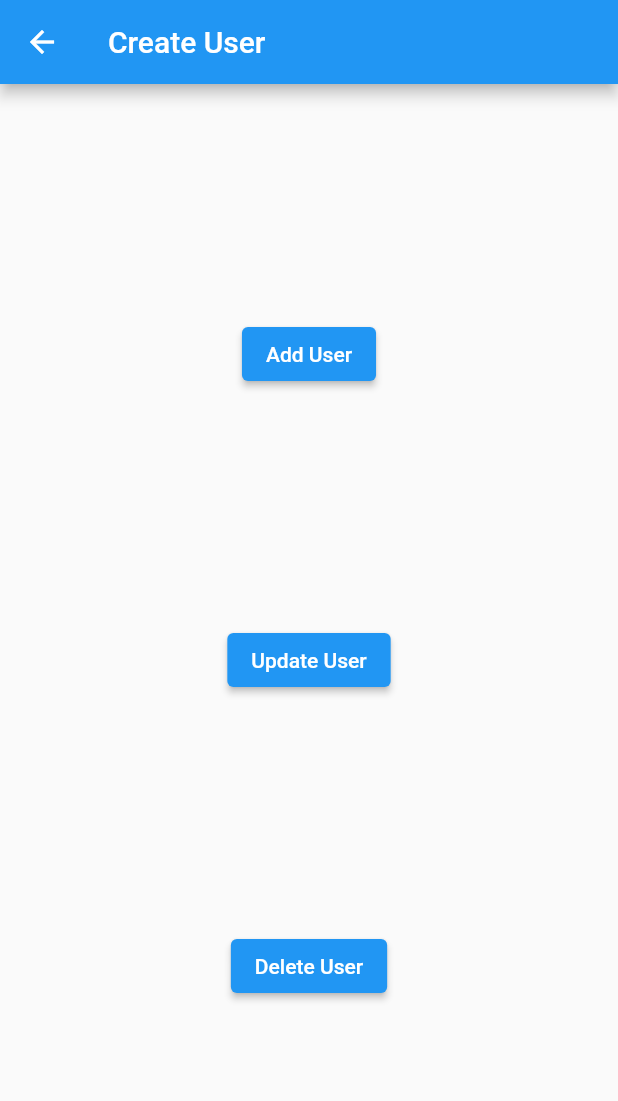
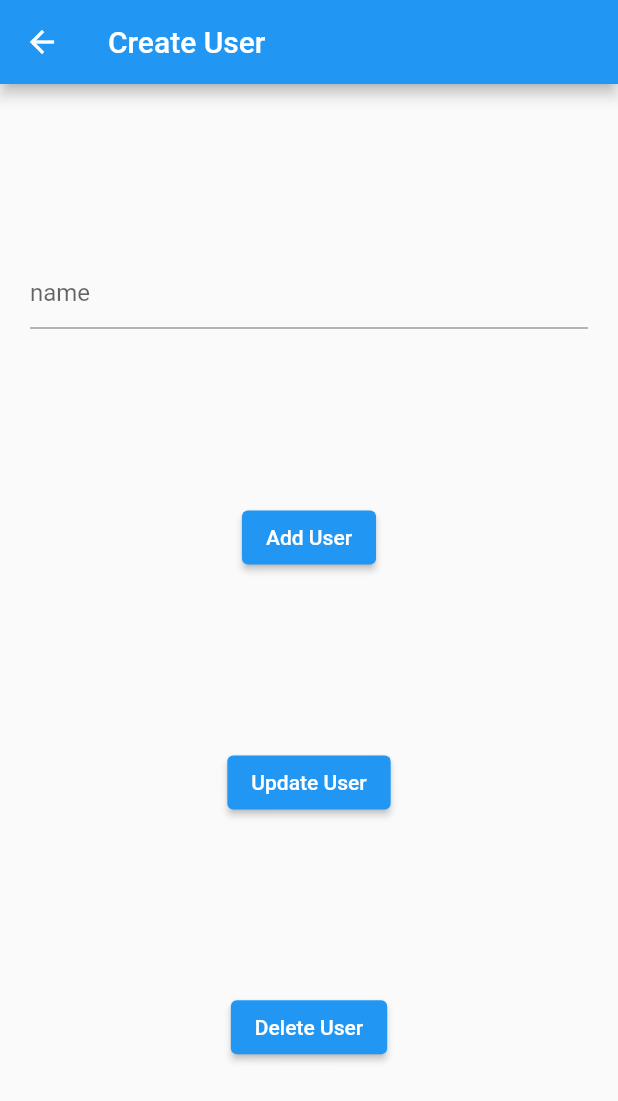
Before and after one commit to DiftaFitrahul/CRUD-firestore-authentication-riverpod, a Flutter app: the screen it shows once a user with an empty profile is signed in, after a tap on "go to create user page", on a phone screen of 412 x 824 dp. Shown: the top 1101 px of the screen. Run offline on Flutter 3.47's test engine with Material 2 defaults, Android fonts, the light colour scheme and no system bars; our stand-ins replace cloud_firestore, firebase_auth, firebase_core, flutter_riverpod; accounts and stored records are empty.

Commit message:
feat: finish read data from firestore

```diff
--- a/lib/page/createuser_page.dart
+++ b/lib/page/createuser_page.dart
@@ -1,3 +1,4 @@
+import 'package:cloud_firestore/cloud_firestore.dart';
 import 'package:firestore_auth_riverpod/provider/auth/authentication_provider.dart';
 import 'package:firestore_auth_riverpod/provider/crud/crud_provider.dart';
 import 'package:flutter/material.dart';
@@ -11,22 +12,37 @@ class CreatePage extends ConsumerStatefulWidget {
 }
 
 class _CreatePageState extends ConsumerState<CreatePage> {
-  Map<String, dynamic> data = {
-    'name': 'difta fitrahul',
-    'school': 'senior high school',
-    'age': 17
-  };
+  final _name = TextEditingController();
+  @override
+  void dispose() {
+    _name.dispose();
+    super.dispose();
+  }
 
   @override
   Widget build(BuildContext context) {
+    Map<String, dynamic> data = {
+      'name': 'difta fitrahul',
+      'age': 18,
+      'date': FieldValue.serverTimestamp(),
+      'university': 'institute teknologi bandung'
+    };
     return Scaffold(
       appBar: AppBar(title: const Text('Create User')),
       body: Center(
         child: Column(
           mainAxisAlignment: MainAxisAlignment.spaceEvenly,
           children: [
+            Padding(
+              padding: const EdgeInsets.symmetric(horizontal: 20),
+              child: TextField(
+                controller: _name,
+                decoration: const InputDecoration(hintText: "name"),
+              ),
+            ),
             ElevatedButton(
                 onPressed: () {
+                  data['name'] = _name.text;
                   ref
                       .read(crudFirestoreProvider)
                       .addData(ref.watch(streamUser).value!.uid, data)
--- a/lib/page/home_page.dart
+++ b/lib/page/home_page.dart
@@ -1,5 +1,6 @@
 import 'package:firestore_auth_riverpod/page/createuser_page.dart';
 import 'package:firestore_auth_riverpod/provider/auth/authentication_provider.dart';
+import 'package:firestore_auth_riverpod/provider/crud/crud_provider.dart';
 import 'package:flutter/material.dart';
 import 'package:flutter/src/widgets/framework.dart';
 import 'package:flutter/src/widgets/placeholder.dart';
@@ -23,6 +24,17 @@ class HomePage extends ConsumerWidget {
         child: Column(
           mainAxisAlignment: MainAxisAlignment.center,
           children: [
+            ref.watch(readDataProvider(ref.watch(streamUser).value!.uid)).when(
+                data: (data) => SizedBox(
+                      height: 400,
+                      child: ListView.builder(
+                        itemCount: data.length,
+                        itemBuilder: (context, index) =>
+                            Text(data[index].keys.toString() ?? ''),
+                      ),
+                    ),
+                error: (error, stackTrace) => Text('data'),
+                loading: () => const CircularProgressIndicator()),
             TextButton(
                 onPressed: () {
                   Navigator.push(
--- a/lib/provider/crud/crud_provider.dart
+++ b/lib/provider/crud/crud_provider.dart
@@ -11,7 +11,8 @@ class CrudOperation {
           .collection('users')
           .doc(userId)
           .collection('dataUser')
-          .add(dataUser)
+          .doc()
+          .set(dataUser)
           .onError((error, stackTrace) => (throw error.toString()));
     } catch (e) {
       rethrow;
@@ -46,8 +47,30 @@ class CrudOperation {
       rethrow;
     }
   }
+
+  Future<List<Map<String, dynamic>>> getData(String userId) async {
+    try {
+      final data = await db
+          .collection('users')
+          .doc(userId)
+          .collection('dataUser')
+          .orderBy('date', descending: true)
+          .get()
+          .then((value) => value.docs);
+
+      final value = data.map((e) => e.data()).toList();
+      print(value[0]['university']);
+      return [];
+    } catch (e) {
+      rethrow;
+    }
+  }
 }
 
 final crudFirestoreProvider = Provider(
   (ref) => CrudOperation(),
 );
+
+final readDataProvider =
+    FutureProvider.family<List<Map<String, dynamic>>, String>(
+        (ref, userId) => ref.watch(crudFirestoreProvider).getData(userId));
```
Also changed, not shown: lib/model/dataUser.dart (added).
